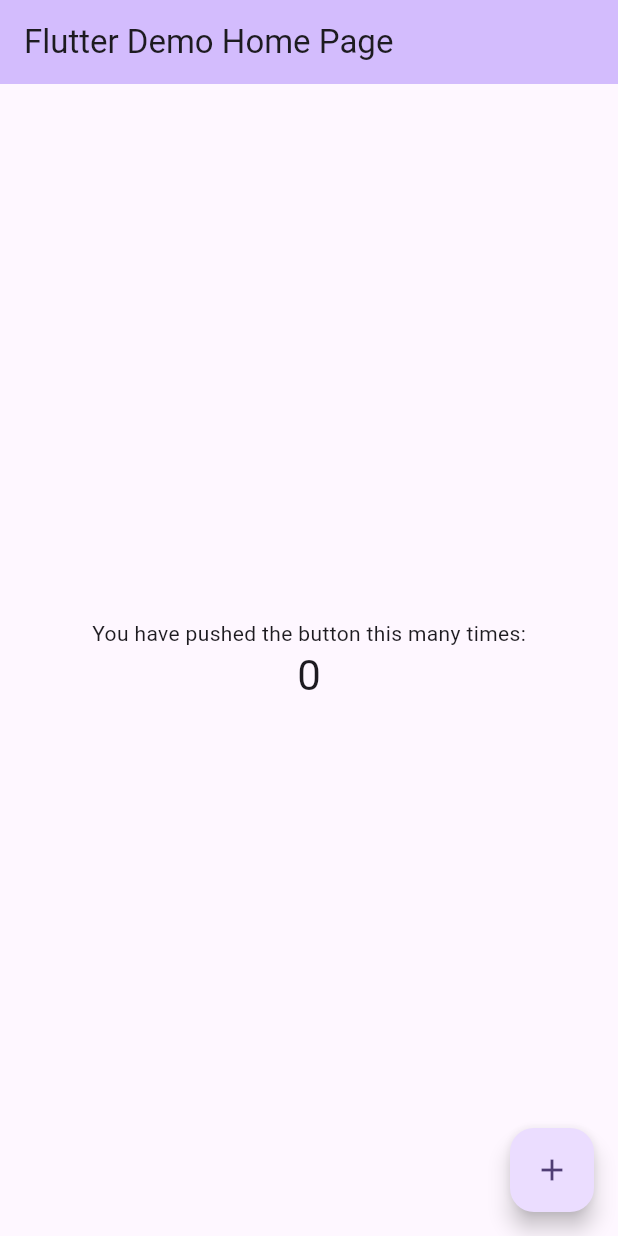
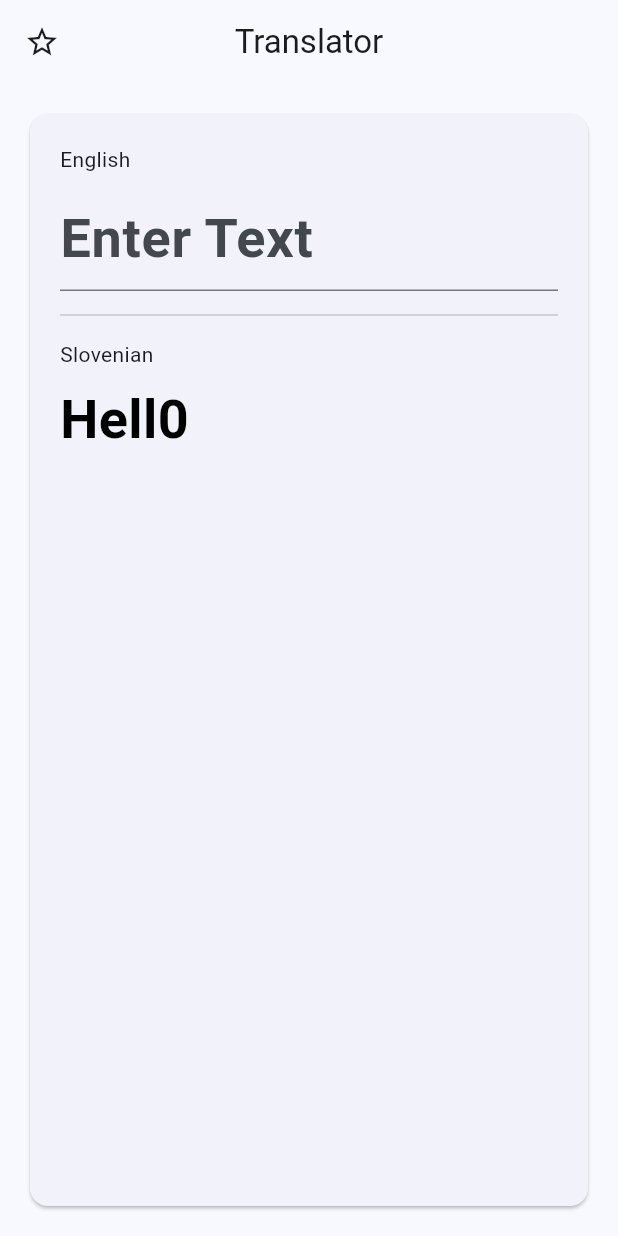
Before and after one commit to joshashton/translator_flutter_app, a Flutter app: the screen it shows after launch, on a phone screen of 412 x 824 dp. Run offline on Flutter 3.47's test engine with Material 3 defaults, Android fonts, the phone set to English and light mode, and no system bars.

Commit message:
added translation card on main page

```diff
--- a/analysis_options.yaml
+++ b/analysis_options.yaml
@@ -23,6 +23,13 @@ linter:
   rules:
     # avoid_print: false  # Uncomment to disable the `avoid_print` rule
     # prefer_single_quotes: true  # Uncomment to enable the `prefer_single_quotes` rule
+    avoid_print: false
+    prefer_const_constructors_in_immutables: false
+    prefer_const_constructors: false
+    prefer_const_literals_to_create_immutables: false
+    prefer_final_fields: false
+    unnecessary_breaks: true
+    use_key_in_widget_constructors: false
 
 # Additional information about this file can be found at
 # https://dart.dev/guides/language/analysis-options
--- a/lib/main.dart
+++ b/lib/main.dart
@@ -13,25 +13,10 @@ class MyApp extends StatelessWidget {
     return MaterialApp(
       title: 'Flutter Demo',
       theme: ThemeData(
-        // This is the theme of your application.
-        //
-        // TRY THIS: Try running your application with "flutter run". You'll see
-        // the application has a purple toolbar. Then, without quitting the app,
-        // try changing the seedColor in the colorScheme below to Colors.green
-        // and then invoke "hot reload" (save your changes or press the "hot
-        // reload" button in a Flutter-supported IDE, or press "r" if you used
-        // the command line to start the app).
-        //
-        // Notice that the counter didn't reset back to zero; the application
-        // state is not lost during the reload. To reset the state, use hot
-        // restart instead.
-        //
-        // This works for code too, not just values: Most code changes can be
-        // tested with just a hot reload.
-        colorScheme: ColorScheme.fromSeed(seedColor: Colors.deepPurple),
+        colorScheme: ColorScheme.fromSeed(seedColor: Colors.blue),
         useMaterial3: true,
       ),
-      home: const MyHomePage(title: 'Flutter Demo Home Page'),
+      home: const MyHomePage(title: 'Translator'),
     );
   }
 }
@@ -55,18 +40,8 @@ class MyHomePage extends StatefulWidget {
 }
 
 class _MyHomePageState extends State<MyHomePage> {
-  int _counter = 0;
 
-  void _incrementCounter() {
-    setState(() {
-      // This call to setState tells the Flutter framework that something has
-      // changed in this State, which causes it to rerun the build method below
-      // so that the display can reflect the updated values. If we changed
-      // _counter without calling setState(), then the build method would not be
-      // called again, and so nothing would appear to happen.
-      _counter++;
-    });
-  }
+  String translated = "Hell0";
 
   @override
   Widget build(BuildContext context) {
@@ -78,48 +53,51 @@ class _MyHomePageState extends State<MyHomePage> {
     // than having to individually change instances of widgets.
     return Scaffold(
       appBar: AppBar(
-        // TRY THIS: Try changing the color here to a specific color (to
-        // Colors.amber, perhaps?) and trigger a hot reload to see the AppBar
-        // change color while the other colors stay the same.
-        backgroundColor: Theme.of(context).colorScheme.inversePrimary,
-        // Here we take the value from the MyHomePage object that was created by
-        // the App.build method, and use it to set our appbar title.
+        backgroundColor: Theme.of(context).colorScheme.background,
+        leading: Icon(Icons.star_border),
         title: Text(widget.title),
+        centerTitle: true,
       ),
-      body: Center(
-        // Center is a layout widget. It takes a single child and positions it
-        // in the middle of the parent.
-        child: Column(
-          // Column is also a layout widget. It takes a list of children and
-          // arranges them vertically. By default, it sizes itself to fit its
-          // children horizontally, and tries to be as tall as its parent.
-          //
-          // Column has various properties to control how it sizes itself and
-          // how it positions its children. Here we use mainAxisAlignment to
-          // center the children vertically; the main axis here is the vertical
-          // axis because Columns are vertical (the cross axis would be
-          // horizontal).
-          //
-          // TRY THIS: Invoke "debug painting" (choose the "Toggle Debug Paint"
-          // action in the IDE, or press "p" in the console), to see the
-          // wireframe for each widget.
-          mainAxisAlignment: MainAxisAlignment.center,
-          children: <Widget>[
-            const Text(
-              'You have pushed the button this many times:',
+      body: Card(
+        margin: EdgeInsets.all(20),
+        child: ListView(
+          padding: const EdgeInsets.all(20),
+          children: [
+            const Text("English"),
+            const SizedBox(height: 8),
+            TextField(
+              style: const TextStyle(
+                fontSize: 36,
+                fontWeight: FontWeight.bold,
+              ),
+              decoration: const InputDecoration(
+                hintText: "Enter Text",
+              ),
+              onChanged: (text)async{
+                //final translation = await text.translate(
+                // from: 'en',
+                // to: 'es',
+                // );
+
+                setState(() {
+                  //translated = translation.text;
+                });
+              }
             ),
+            const Divider(height: 32),
+            const Text("Slovenian"),
+            const SizedBox(height: 8),
             Text(
-              '$_counter',
-              style: Theme.of(context).textTheme.headlineMedium,
-            ),
+              translated,
+              style: const TextStyle(
+                fontSize: 36,
+                color: Colors.black,
+                fontWeight: FontWeight.bold,
+              ),
+            )
           ],
         ),
       ),
-      floatingActionButton: FloatingActionButton(
-        onPressed: _incrementCounter,
-        tooltip: 'Increment',
-        child: const Icon(Icons.add),
-      ), // This trailing comma makes auto-formatting nicer for build methods.
     );
   }
 }
```
